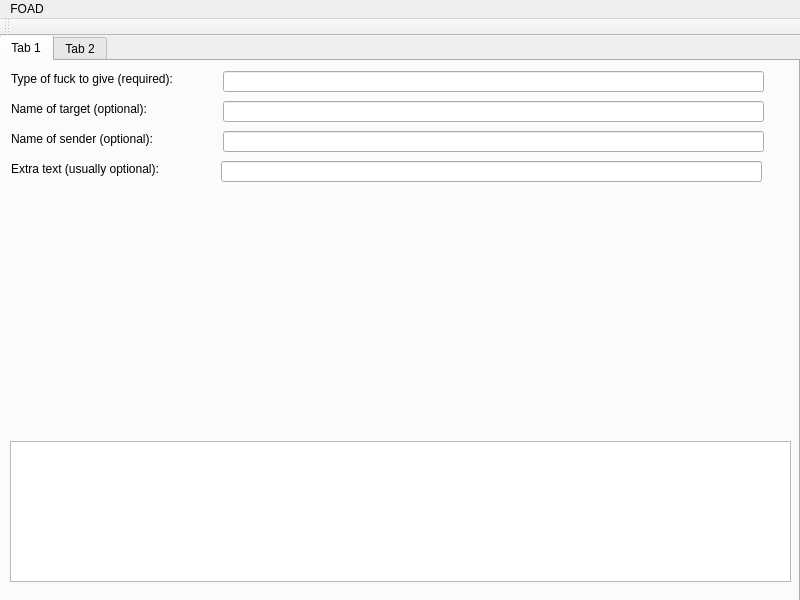
The window that qt_designs/goad_draft_02.ui (Hasimir/foad) describes before a commit, drawn with Qt 5.
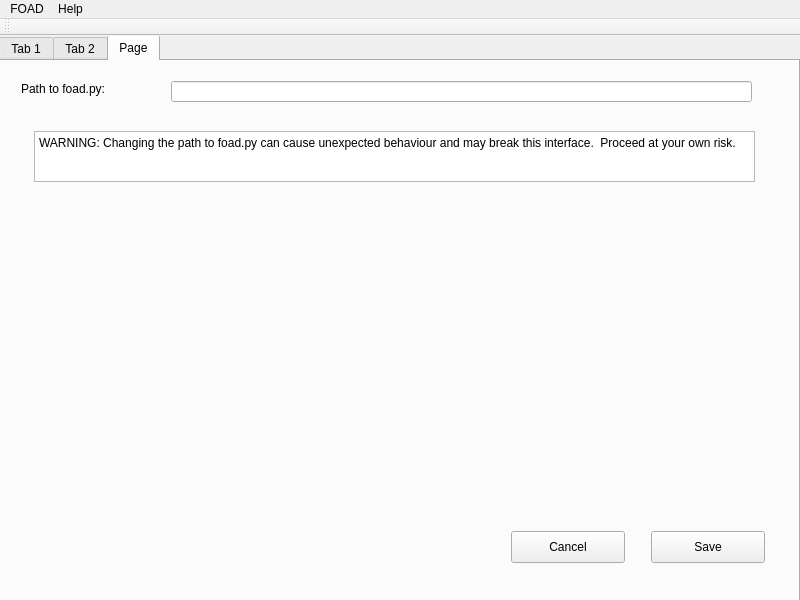
The same window after the commit.

Commit message: More tweaking. That's why it's a draft.

```diff
--- a/qt_designs/goad_draft_02.ui
+++ b/qt_designs/goad_draft_02.ui
@@ -24,7 +24,7 @@
      </rect>
     </property>
     <property name="currentIndex">
-     <number>0</number>
+     <number>2</number>
     </property>
     <widget class="QWidget" name="tab">
      <attribute name="title">
@@ -158,6 +158,73 @@
       </layout>
      </widget>
     </widget>
+    <widget class="QWidget" name="tab_3">
+     <attribute name="title">
+      <string>Page</string>
+     </attribute>
+     <widget class="QLabel" name="label_5">
+      <property name="geometry">
+       <rect>
+        <x>20</x>
+        <y>20</y>
+        <width>121</width>
+        <height>16</height>
+       </rect>
+      </property>
+      <property name="text">
+       <string>Path to foad.py:</string>
+      </property>
+     </widget>
+     <widget class="QLineEdit" name="lineEdit_5">
+      <property name="geometry">
+       <rect>
+        <x>170</x>
+        <y>20</y>
+        <width>581</width>
+        <height>21</height>
+       </rect>
+      </property>
+     </widget>
+     <widget class="QPushButton" name="pushButton">
+      <property name="geometry">
+       <rect>
+        <x>650</x>
+        <y>470</y>
+        <width>114</width>
+        <height>32</height>
+       </rect>
+      </property>
+      <property name="text">
+       <string>Save</string>
+      </property>
+     </widget>
+     <widget class="QPushButton" name="pushButton_2">
+      <property name="geometry">
+       <rect>
+        <x>510</x>
+        <y>470</y>
+        <width>114</width>
+        <height>32</height>
+       </rect>
+      </property>
+      <property name="text">
+       <string>Cancel</string>
+      </property>
+     </widget>
+     <widget class="QPlainTextEdit" name="plainTextEdit">
+      <property name="geometry">
+       <rect>
+        <x>33</x>
+        <y>70</y>
+        <width>721</width>
+        <height>51</height>
+       </rect>
+      </property>
+      <property name="plainText">
+       <string>WARNING: Changing the path to foad.py can cause unexpected behaviour and may break this interface.  Proceed at your own risk.</string>
+      </property>
+     </widget>
+    </widget>
    </widget>
   </widget>
   <widget class="QMenuBar" name="menuBar">
@@ -177,8 +244,19 @@
     <addaction name="actionAbout_Python"/>
     <addaction name="actionAbout_Qt"/>
     <addaction name="separator"/>
+    <addaction name="actionRun_FOAD"/>
+   </widget>
+   <widget class="QMenu" name="menuHelp">
+    <property name="title">
+     <string>Help</string>
+    </property>
+    <addaction name="actionGuide_to_interface"/>
+    <addaction name="actionPython_help"/>
+    <addaction name="actionQt_help"/>
+    <addaction name="actionSystem_requirements"/>
    </widget>
    <addaction name="menuFOAD"/>
+   <addaction name="menuHelp"/>
   </widget>
   <widget class="QToolBar" name="toolBar">
    <property name="windowTitle">
```
Left out of the diff: 28 changed lines with no effect on the pictures.
